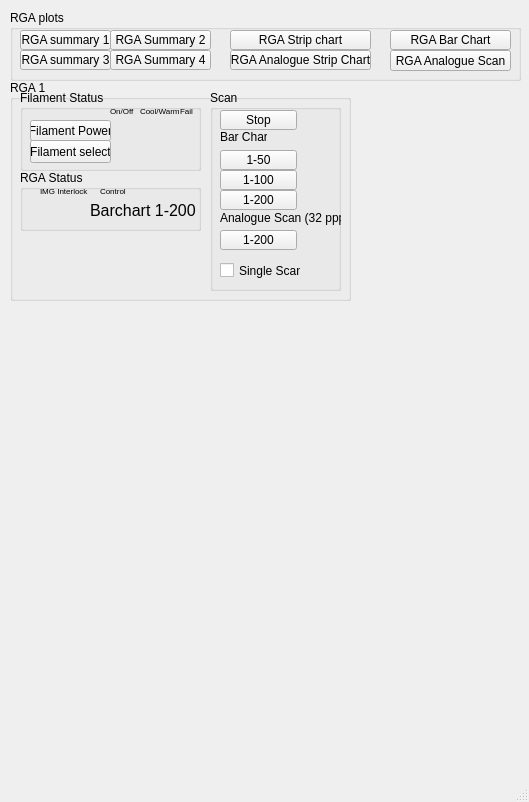
This is framework/ui/mv2_epicsDisplay.ui in TDControlsGroup/CLARA_RGA as Qt 5 draws it before an edit. The edited form follows.
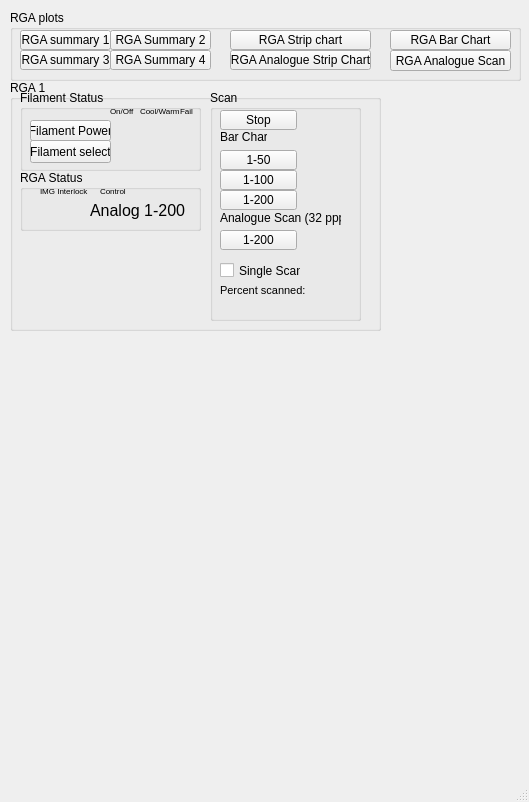
This is the edited form. Custom widgets are drawn as their Qt base class.

```diff
--- a/framework/ui/mv2_epicsDisplay.ui
+++ b/framework/ui/mv2_epicsDisplay.ui
@@ -19,8 +19,8 @@
      <rect>
       <x>10</x>
       <y>80</y>
-      <width>341</width>
-      <height>221</height>
+      <width>371</width>
+      <height>251</height>
      </rect>
     </property>
     <property name="title">
@@ -392,7 +392,7 @@
        <enum>QELabel::Scientific</enum>
       </property>
       <property name="text">
-       <string>Barchart 1-200</string>
+       <string>Analog 1-200</string>
       </property>
      </widget>
     </widget>
@@ -784,8 +784,8 @@
       <rect>
        <x>200</x>
        <y>10</y>
-       <width>131</width>
-       <height>201</height>
+       <width>151</width>
+       <height>231</height>
       </rect>
      </property>
      <property name="title">
@@ -1209,6 +1209,37 @@
        <string>Analogue Scan (32 ppp)</string>
       </property>
      </widget>
+     <widget class="QLabel" name="label_26">
+      <property name="geometry">
+       <rect>
+        <x>10</x>
+        <y>190</y>
+        <width>91</width>
+        <height>21</height>
+       </rect>
+      </property>
+      <property name="font">
+       <font>
+        <pointsize>8</pointsize>
+       </font>
+      </property>
+      <property name="text">
+       <string>Percent scanned:</string>
+      </property>
+     </widget>
+     <widget class="QEAnalogProgressBar" name="qeanalogprogressbar">
+      <property name="geometry">
+       <rect>
+        <x>10</x>
+        <y>210</y>
+        <width>131</width>
+        <height>16</height>
+       </rect>
+      </property>
+      <property name="variable" stdset="0">
+       <string>chas:PERSCANNED</string>
+      </property>
+     </widget>
     </widget>
    </widget>
    <widget class="QGroupBox" name="groupBox_2">
@@ -1504,6 +1535,11 @@
   <widget class="QStatusBar" name="statusbar"/>
  </widget>
  <customwidgets>
+  <customwidget>
+   <class>QEAnalogProgressBar</class>
+   <extends>QEAnalogIndicator</extends>
+   <header>QEAnalogProgressBar.h</header>
+  </customwidget>
   <customwidget>
    <class>QEBitStatus</class>
    <extends>QBitStatus</extends>
@@ -1529,6 +1565,11 @@
    <extends>QSimpleShape</extends>
    <header>QESimpleShape.h</header>
   </customwidget>
+  <customwidget>
+   <class>QEAnalogIndicator</class>
+   <extends>QWidget</extends>
+   <header>QEAnalogIndicator.h</header>
+  </customwidget>
   <customwidget>
    <class>QBitStatus</class>
    <extends>QWidget</extends>
```
Left out of the diff: 41 changed lines with no effect on the pictures.
